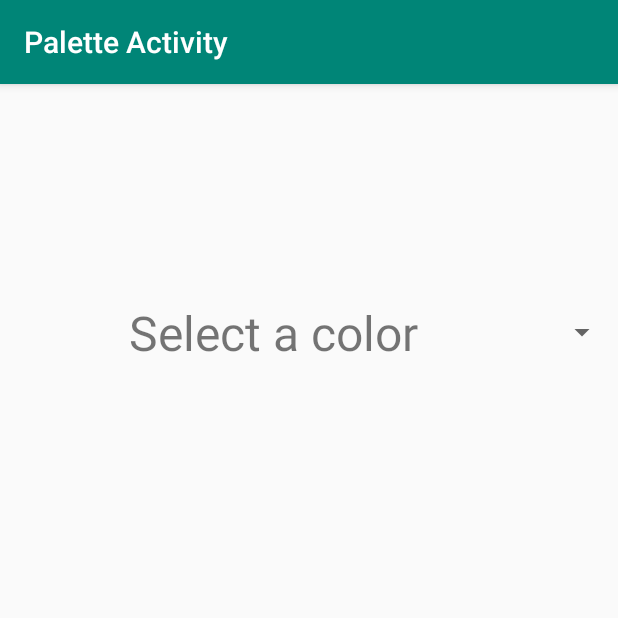
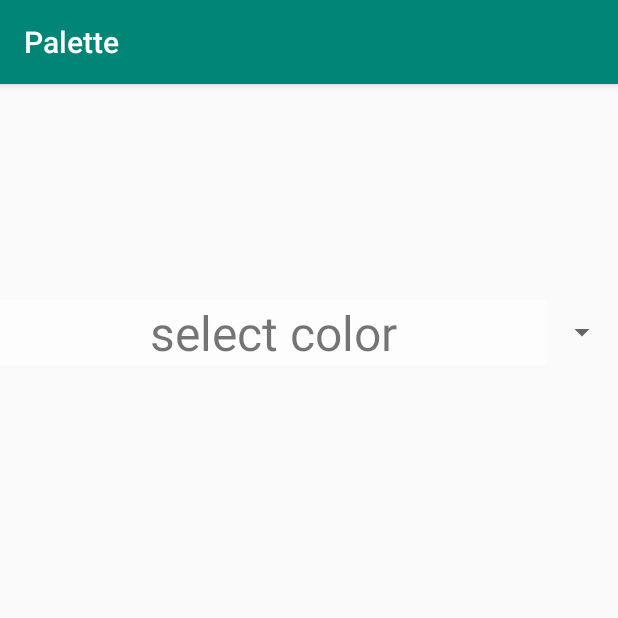
Before and after one commit to zessel/Palette, an Android app: the screen it shows after launch (PaletteActivity), on a phone screen of 412 x 824 dp, the top half of it. Run offline under Robolectric (Android 15) with nearby library versions, the phone set to English and light mode, and no system bars.

Commit message:
Move strings into res file. Add spanish alternative

```diff
--- a/app/src/main/AndroidManifest.xml
+++ b/app/src/main/AndroidManifest.xml
@@ -10,7 +10,7 @@
         android:supportsRtl="true"
         android:theme="@style/AppTheme">
         <activity android:name=".CanvasActivity" android:label="Canvas Activity"></activity>
-        <activity android:name=".PaletteActivity" android:label="Palette Activity">
+        <activity android:name=".PaletteActivity" android:label="Palette">
             <intent-filter>
                 <action android:name="android.intent.action.MAIN" />
 
--- a/app/src/main/java/edu/temple/palette/ColorAdapter.java
+++ b/app/src/main/java/edu/temple/palette/ColorAdapter.java
@@ -12,10 +12,12 @@ public class ColorAdapter extends BaseAdapter {
 
     Context context;
     String colors[];
+    String hexes[];
 
-    public ColorAdapter(Context context, String[] colors) {
+    public ColorAdapter(Context context, String[] colors, String[] hexes) {
         this.context = context;
         this.colors = colors;
+        this.hexes = hexes;
     }
 
     @Override
@@ -45,10 +47,7 @@ public class ColorAdapter extends BaseAdapter {
         textView.setText(colors[position]);
         textView.setGravity(Gravity.CENTER);
         textView.setTextSize(32);
-        if (position == 0)
-            textView.setBackgroundColor(000000);
-        else
-            textView.setBackgroundColor(Color.parseColor(colors[position]));
+            textView.setBackgroundColor(Color.parseColor(hexes[position]));
 
         return textView;
     }
--- a/app/src/main/java/edu/temple/palette/PaletteActivity.java
+++ b/app/src/main/java/edu/temple/palette/PaletteActivity.java
@@ -19,11 +19,13 @@ public class PaletteActivity extends AppCompatActivity {
         setContentView(R.layout.activity_main);
 
         final Intent intent = new Intent(this, CanvasActivity.class);
-        final String colors[] = {"Select a color", "Red", "Magenta", "Yellow", "Green", "Blue", "Cyan", "White", "Gray",
-                "Lime", "Olive", "Purple", "Teal"};
+
         Spinner spinner = findViewById(R.id.spinner);
 
-        ColorAdapter colorAdapter = new ColorAdapter(PaletteActivity.this, colors);
+        final String colors[] = getResources().getStringArray(R.array.color_array);
+        final String hexes[] = getResources().getStringArray(R.array.color_hexes);
+
+        ColorAdapter colorAdapter = new ColorAdapter(PaletteActivity.this, colors, hexes);
 
         spinner.setAdapter(colorAdapter);
 
@@ -31,7 +33,7 @@ public class PaletteActivity extends AppCompatActivity {
             @Override
             public void onItemSelected(AdapterView<?> parent, View view, int position, long id) {
                 if (position != 0){
-                    String selectedColor = colors[position];
+                    String selectedColor = hexes[position];
                     intent.putExtra(SELECTED_COLOR,selectedColor);
                     startActivity(intent);
                 }
--- /dev/null
+++ b/app/src/main/res/values/color_hexes.xml
@@ -0,0 +1,17 @@
+<?xml version="1.0" encoding="utf-8"?>
+<resources>
+    <string-array name="color_hexes">
+        <item>#BBFFFFFF</item>
+        <item>#FF0000</item>
+        <item>#FFA500</item>
+        <item>#FFFF00</item>
+        <item>#008000</item>
+        <item>#0000FF</item>
+        <item>#4B0082</item>
+        <item>#EE82EE</item>
+        <item>#808080</item>
+        <item>#FF7F50</item>
+        <item>#A52A2A</item>
+        <item>#FFFFFF</item>
+    </string-array>
+</resources>
--- a/app/src/main/res/values/strings.xml
+++ b/app/src/main/res/values/strings.xml
@@ -1,3 +1,17 @@
 <resources>
     <string name="app_name">Palette</string>
+    <string-array name="color_array">
+        <item>select color</item>
+        <item>red</item>
+        <item>orange</item>
+        <item>yellow</item>
+        <item>green</item>
+        <item>blue</item>
+        <item>indigo</item>
+        <item>violet</item>
+        <item>gray</item>
+        <item>coral</item>
+        <item>brown</item>
+        <item>white</item>
+    </string-array>
 </resources>
--- a/build.gradle
+++ b/build.gradle
@@ -7,7 +7,7 @@ buildscript {
 
     }
     dependencies {
-        classpath 'com.android.tools.build:gradle:3.5.0'
+        classpath 'com.android.tools.build:gradle:3.5.1'
 
         // NOTE: Do not place your application dependencies here; they belong
         // in the individual module build.gradle files
```
Also changed, not shown: app/src/main/res/values/colors.xml (+11 -0 lines), 3 other files.
